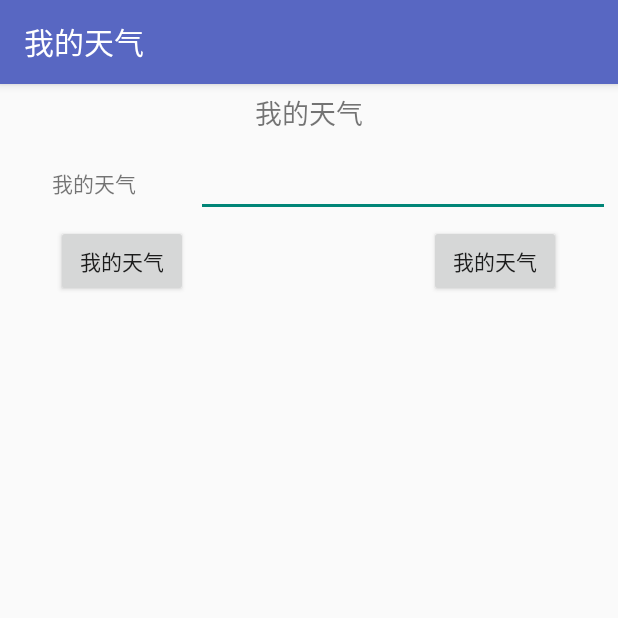
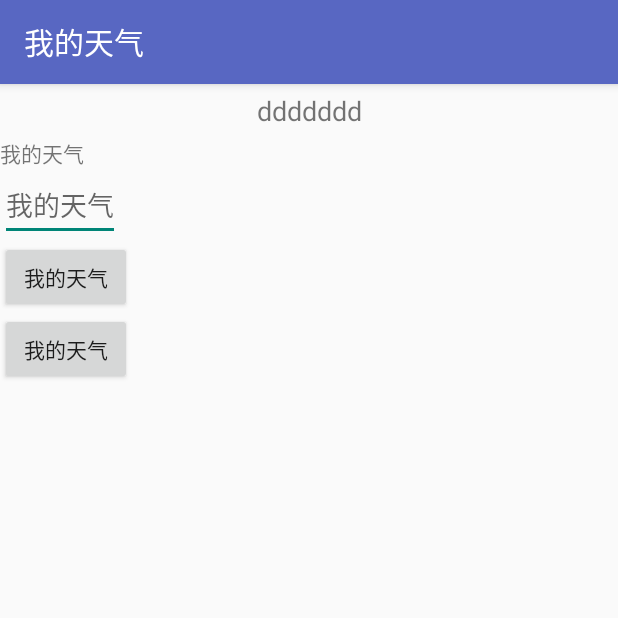
Before and after one commit to wuyang910217/MyWeather, an Android app: the fragment QueryWeatherFragment shown on its own in the app's theme, on a phone screen of 412 x 824 dp, the top half of it. Run offline under Robolectric (Android 15) with nearby library versions, the phone set to English and light mode, and no system bars; our stand-ins replace CircleImageView.

Commit message:
finish background service and start drawer_list_item_fragment

```diff
--- a/app/src/main/java/com/app/wuyang/myweather/fragment/queryWeatherFragment.java
+++ b/app/src/main/java/com/app/wuyang/myweather/fragment/QueryWeatherFragment.java
@@ -6,24 +6,27 @@ import android.support.v4.app.Fragment;
 import android.view.LayoutInflater;
 import android.view.View;
 import android.view.ViewGroup;
+import android.widget.TextView;
 
 import com.app.wuyang.myweather.R;
 
 /**
  * Created by wuyang on 16-1-21.
  */
-public class queryWeatherFragment extends Fragment {
+public class QueryWeatherFragment extends Fragment {
+    private TextView dialog_title;
     @Override
     public void onCreate(Bundle savedInstanceState) {
         super.onCreate(savedInstanceState);
-
     }
 
     @Nullable
     @Override
     public View onCreateView(LayoutInflater inflater,
                              ViewGroup container, Bundle savedInstanceState) {
-
-        return inflater.inflate(R.layout.layout_query_weather_fragment,container,false);
+        View view=inflater.inflate(R.layout.layout_query_weather_fragment, container, false);
+        dialog_title= (TextView) view.findViewById(R.id.dialog_title);
+        dialog_title.setText("ddddddd");
+        return view;
     }
 }
--- a/app/src/main/res/layout/layout_query_weather_fragment.xml
+++ b/app/src/main/res/layout/layout_query_weather_fragment.xml
@@ -1,5 +1,6 @@
 <?xml version="1.0" encoding="utf-8"?>
-<RelativeLayout xmlns:android="http://schemas.android.com/apk/res/android"
+<LinearLayout xmlns:android="http://schemas.android.com/apk/res/android"
+              android:orientation="vertical"
               android:layout_width="match_parent"
               android:layout_height="match_parent">
 
@@ -10,51 +11,29 @@
         android:gravity="center"
         android:layout_margin="5dp"
         android:layout_width="match_parent"
-        android:layout_height="wrap_content"
-        android:layout_alignParentTop="true"/>
-    <EditText
-        android:id="@+id/dialog_input"
-        android:layout_margin="5dp"
-        android:layout_width="wrap_content"
-        android:layout_height="wrap_content"
-        android:layout_below="@+id/dialog_title"
-        android:layout_alignParentRight="true"
-        android:layout_alignParentEnd="true"
-        android:layout_toRightOf="@+id/dialog_confirm"
-        android:layout_toEndOf="@+id/dialog_confirm"/>
+        android:layout_height="wrap_content"/>
     <TextView
         android:id="@+id/dialog_city"
         android:text="@string/app_name"
-        android:layout_margin="5dp"
         android:layout_width="wrap_content"
         android:layout_height="wrap_content"
-        android:gravity="center"
-        android:layout_alignTop="@+id/dialog_input"
-        android:layout_alignParentLeft="true"
-        android:layout_alignParentStart="true"
-        android:layout_alignBottom="@+id/dialog_input"
-        android:layout_toLeftOf="@+id/dialog_input"
-        android:layout_toStartOf="@+id/dialog_input"/>
+        android:gravity="center"/>
+    <EditText
+        android:id="@+id/dialog_input"
+        android:hint="@string/app_name"
+        android:layout_width="wrap_content"
+        android:layout_height="wrap_content"/>
+
 
     <Button
         android:id="@+id/dialog_confirm"
         android:text="@string/app_name"
         android:layout_width="wrap_content"
-        android:layout_height="wrap_content"
-        android:layout_below="@+id/dialog_input"
-        android:layout_alignParentLeft="true"
-        android:layout_alignParentStart="true"
-        android:layout_marginLeft="37dp"
-        android:layout_marginStart="37dp"/>
+        android:layout_height="wrap_content"/>
     <Button
         android:id="@+id/dialog_cancel"
         android:text="@string/app_name"
         android:layout_width="wrap_content"
-        android:layout_height="wrap_content"
-        android:layout_alignTop="@+id/dialog_confirm"
-        android:layout_alignParentRight="true"
-        android:layout_alignParentEnd="true"
-        android:layout_marginRight="38dp"
-        android:layout_marginEnd="38dp"/>
+        android:layout_height="wrap_content"/>
 
-</RelativeLayout>
+</LinearLayout>
--- a/app/src/main/res/layout/layout_show_weather_fragment.xml
+++ b/app/src/main/res/layout/layout_show_weather_fragment.xml
@@ -4,4 +4,10 @@
               android:layout_width="match_parent"
               android:layout_height="match_parent">
 
+    <TextView
+        android:gravity="center"
+        android:text="@string/app_name"
+        android:textSize="40sp"
+        android:layout_width="match_parent"
+        android:layout_height="match_parent"/>
 </LinearLayout>
--- /dev/null
+++ b/app/src/main/res/values-w820dp/dimens.xml
@@ -0,0 +1,6 @@
+<resources>
+    <!-- Example customization of dimensions originally defined in res/values/dimens.xml
+         (such as screen margins) for screens with more than 820dp of available width. This
+         would include 7" and 10" devices in landscape (~960dp and ~1280dp respectively). -->
+    <dimen name="activity_horizontal_margin">64dp</dimen>
+</resources>
--- /dev/null
+++ b/app/src/main/res/values/dimens.xml
@@ -0,0 +1,5 @@
+<resources>
+    <!-- Default screen margins, per the Android Design guidelines. -->
+    <dimen name="activity_horizontal_margin">16dp</dimen>
+    <dimen name="activity_vertical_margin">16dp</dimen>
+</resources>
```
Also changed, not shown: app/src/main/AndroidManifest.xml (+21 -9 lines), app/src/main/java/com/app/wuyang/myweather/activity/DrawerFragmentActivity.java (added, +109 -0 lines), app/src/main/java/com/app/wuyang/myweather/activity/MainActivity.java (+12 -23 lines), app/src/main/java/com/app/wuyang/myweather/fragment/ShowSevenDayWeatherFragment.java (added, +27 -0 lines), app/src/main/java/com/app/wuyang/myweather/receiver/WeatherReceiver.java (+34 -20 lines), app/src/main/java/com/app/wuyang/myweather/service/NotificationService.java (deleted, +0 -77 lines), app/src/main/java/com/app/wuyang/myweather/service/TimerService.java (added, +42 -0 lines), app/src/main/java/com/app/wuyang/myweather/service/WeatherService.java (+75 -10 lines), app/src/main/res/layout/layout_cardview_item.xml (+5 -4 lines), app/src/main/res/layout/layout_drawer_fragment.xml (added, +67 -0 lines), app/src/main/res/menu/menu_drawer.xml (added, +15 -0 lines), app/src/main/res/values/strings.xml (+6 -1 lines), app/src/main/ic_launcher0-web.png (deleted).
